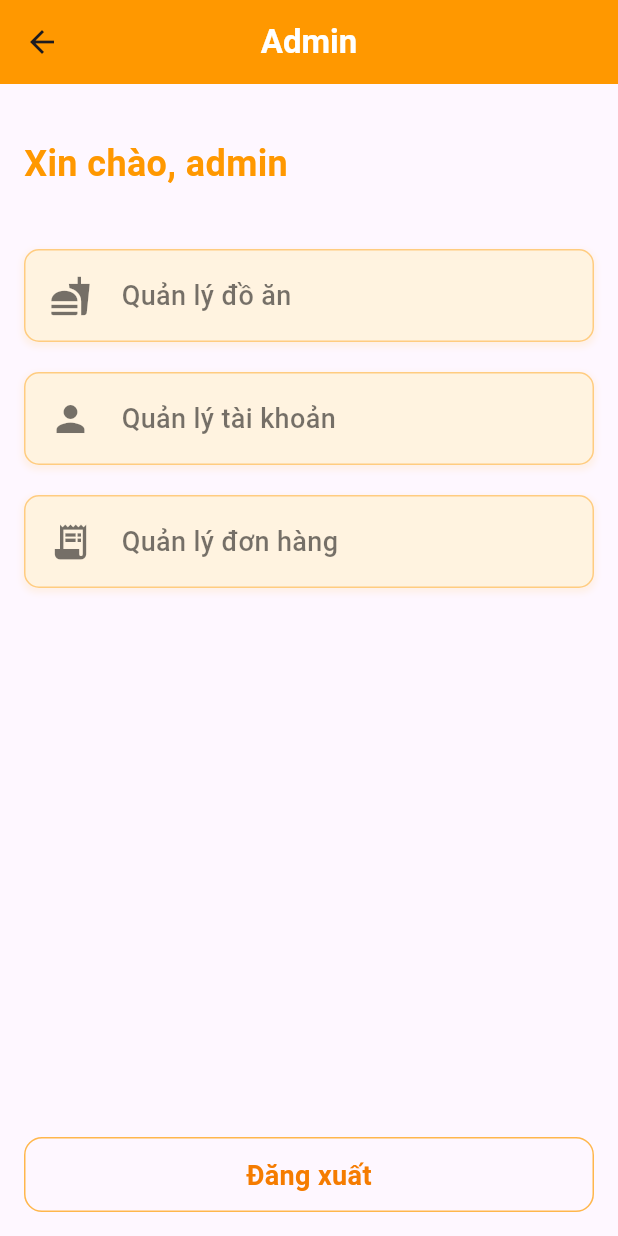
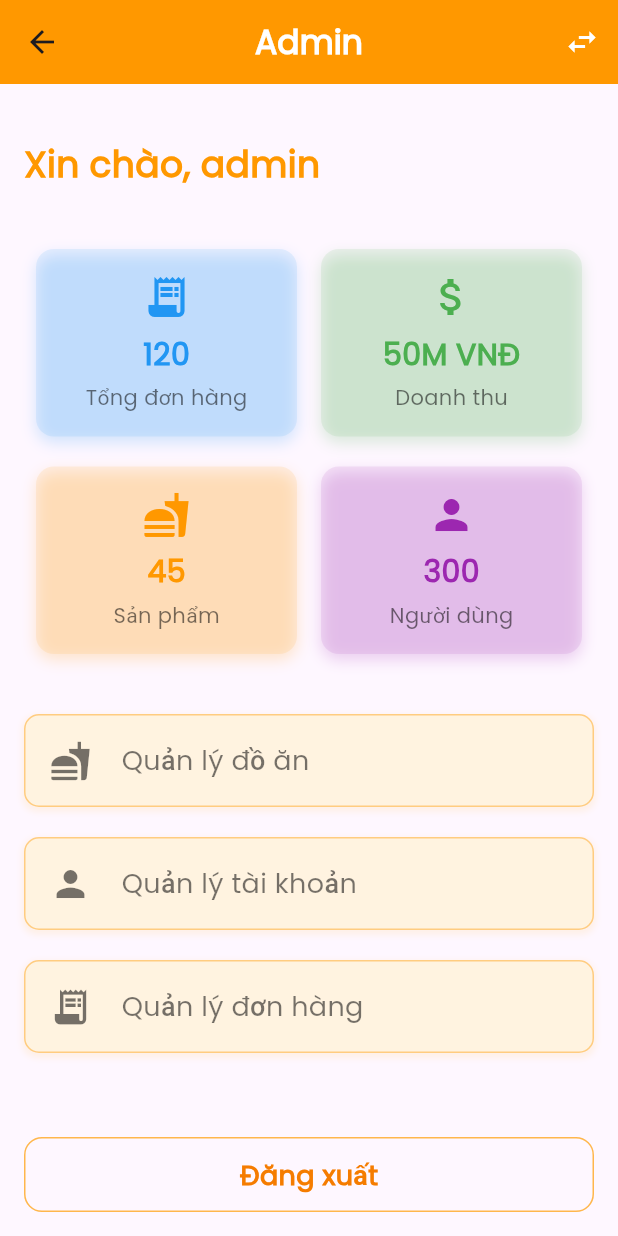
Before and after one commit to hidr0c/PXTFoodStore, a Flutter app: the AdminScreen screen opened directly, on a phone screen of 412 x 824 dp. Run offline on Flutter 3.47's test engine with Material 3 defaults, Android fonts, the phone set to English and light mode, and no system bars; our stand-ins replace cloud_firestore, firebase_auth, firebase_core, image_picker, shared_preferences; accounts and stored records are empty.

Commit message:
Improving UI but still some errors when checkin guser details and admin switch profile

```diff
--- a/lib/admin/admin_screen.dart
+++ b/lib/admin/admin_screen.dart
@@ -2,6 +2,7 @@ import 'package:flutter/material.dart';
 import 'package:firebase_auth/firebase_auth.dart';
 import 'package:foodie/admin/orders_manage.dart';
 import 'package:foodie/screens/login_screen.dart';
+import 'package:foodie/screens/home_screen.dart';
 import 'food_manage.dart';
 import 'account_manage.dart';
 
@@ -21,6 +22,17 @@ class _AdminScreenState extends State<AdminScreen> {
             style: TextStyle(color: Colors.white, fontWeight: FontWeight.bold)),
         centerTitle: true,
         backgroundColor: Colors.orange,
+        actions: [
+          IconButton(
+            icon: const Icon(Icons.swap_horiz, color: Colors.white),
+            onPressed: () {
+              Navigator.pushReplacement(
+                context,
+                MaterialPageRoute(builder: (context) => const HomeScreen(isAdmin: false)),
+              );
+            },
+          ),
+        ],
       ),
       body: Padding(
         padding: const EdgeInsets.all(16.0),
@@ -35,6 +47,42 @@ class _AdminScreenState extends State<AdminScreen> {
                 fontWeight: FontWeight.bold,
                 color: Colors.orange,
               ),
+            ),
+            const SizedBox(height: 40),
+            Row(
+              mainAxisAlignment: MainAxisAlignment.spaceBetween,
+              children: [
+                _buildDashboardCard(
+                  title: 'Tổng đơn hàng',
+                  value: '120',
+                  icon: Icons.receipt_long,
+                  color: Colors.blue,
+                ),
+                _buildDashboardCard(
+                  title: 'Doanh thu',
+                  value: '50M VNĐ',
+                  icon: Icons.attach_money,
+                  color: Colors.green,
+                ),
+              ],
+            ),
+            const SizedBox(height: 20),
+            Row(
+              mainAxisAlignment: MainAxisAlignment.spaceBetween,
+              children: [
+                _buildDashboardCard(
+                  title: 'Sản phẩm',
+                  value: '45',
+                  icon: Icons.fastfood,
+                  color: Colors.orange,
+                ),
+                _buildDashboardCard(
+                  title: 'Người dùng',
+                  value: '300',
+                  icon: Icons.person,
+                  color: Colors.purple,
+                ),
+              ],
             ),
             const SizedBox(height: 40),
             _buildAdminOption(
@@ -74,6 +122,54 @@ class _AdminScreenState extends State<AdminScreen> {
             ),
             const Spacer(),
             _buildLogoutButton(),
+          ],
+        ),
+      ),
+    );
+  }
+
+  Widget _buildDashboardCard({
+    required String title,
+    required String value,
+    required IconData icon,
+    required Color color,
+  }) {
+    return Expanded(
+      child: Container(
+        margin: const EdgeInsets.symmetric(horizontal: 8.0),
+        padding: const EdgeInsets.all(16.0),
+        decoration: BoxDecoration(
+          color: color.withOpacity(0.1),
+          borderRadius: BorderRadius.circular(12.0),
+          boxShadow: [
+            BoxShadow(
+              color: color.withOpacity(0.2),
+              blurRadius: 8,
+              offset: const Offset(0, 4),
+            ),
+          ],
+        ),
+        child: Column(
+          mainAxisSize: MainAxisSize.min,
+          children: [
+            Icon(icon, size: 32, color: color),
+            const SizedBox(height: 8),
+            Text(
+              value,
+              style: TextStyle(
+                fontSize: 20,
+                fontWeight: FontWeight.bold,
+                color: color,
+              ),
+            ),
+            const SizedBox(height: 4),
+            Text(
+              title,
+              style: const TextStyle(
+                fontSize: 14,
+                color: Colors.black54,
+              ),
+            ),
           ],
         ),
       ),
--- a/lib/main.dart
+++ b/lib/main.dart
@@ -33,6 +33,7 @@ class MyApp extends StatelessWidget {
       title: 'Fast Food App',
       debugShowCheckedModeBanner: false,
       theme: ThemeData(
+        fontFamily: 'Poppins',
         colorScheme: ColorScheme.fromSeed(seedColor: Colors.deepPurple),
         useMaterial3: true,
       ),
--- a/lib/screens/home_screen.dart
+++ b/lib/screens/home_screen.dart
@@ -11,7 +11,9 @@ import 'floating_button.dart';
 import 'item_details_screen.dart';
 
 class HomeScreen extends StatefulWidget {
-  const HomeScreen({super.key});
+  final bool isAdmin;
+
+  const HomeScreen({super.key, this.isAdmin = false});
 
   @override
   State<HomeScreen> createState() => _HomeScreenState();
```
Also changed, not shown: lib/admin/account_manage.dart (+36 -11 lines), lib/screens/bottom_appbar_menu.dart (+52 -48 lines), lib/widgets/food_card.dart (+48 -25 lines), lib/screens/cart_riverpod.dart (added).
